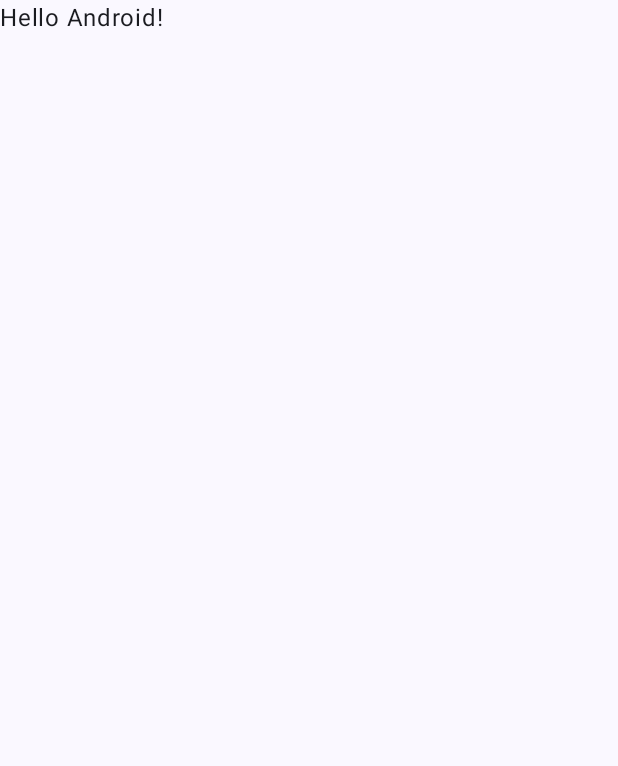
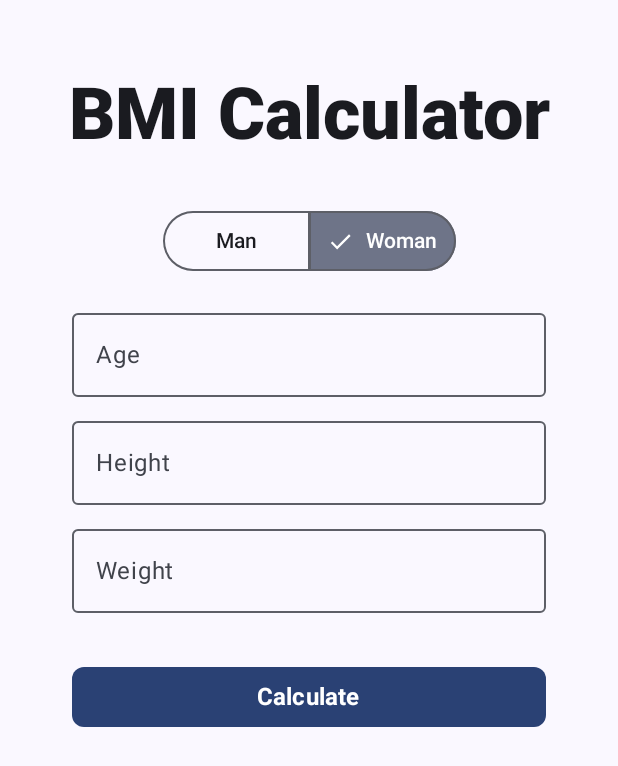
Before and after one commit to m1k1saur1o/android-bootcamp, an Android app built with Jetpack Compose: the screen it shows after launch (MainActivity), on a phone screen of 412 x 824 dp. Before the commit the part shown is almost empty. Shown: the top 766 px of the screen. Run offline under Robolectric (Android 15) with nearby library versions, the phone set to English and light mode, and no system bars.

Commit message:
Ninth activity in module 5

```diff
--- a/app/build.gradle.kts
+++ b/app/build.gradle.kts
@@ -50,7 +50,7 @@ android {
 }
 
 dependencies {
-
+    implementation(libs.androidx.lifecycle.viewmodel.compose)
     implementation(libs.androidx.core.ktx)
     implementation(libs.androidx.lifecycle.runtime.ktx)
     implementation(libs.androidx.activity.compose)
--- a/app/src/main/java/cl/bootcamp/bootcampproject/MainActivity.kt
+++ b/app/src/main/java/cl/bootcamp/bootcampproject/MainActivity.kt
@@ -4,44 +4,31 @@ import android.os.Bundle
 import androidx.activity.ComponentActivity
 import androidx.activity.compose.setContent
 import androidx.activity.enableEdgeToEdge
+import androidx.activity.viewModels
 import androidx.compose.foundation.layout.fillMaxSize
 import androidx.compose.foundation.layout.padding
 import androidx.compose.material3.Scaffold
-import androidx.compose.material3.Text
-import androidx.compose.runtime.Composable
 import androidx.compose.ui.Modifier
-import androidx.compose.ui.tooling.preview.Preview
 import cl.bootcamp.bootcampproject.ui.theme.BootcampProjectTheme
+import cl.bootcamp.bootcampproject.viewModels.CalculatorViewModel
+import cl.bootcamp.bootcampproject.views.CalculatorView
 
 class MainActivity : ComponentActivity() {
     override fun onCreate(savedInstanceState: Bundle?) {
         super.onCreate(savedInstanceState)
         enableEdgeToEdge()
+
+        val calculatorModel: CalculatorViewModel by viewModels()
+
         setContent {
             BootcampProjectTheme {
                 Scaffold(modifier = Modifier.fillMaxSize()) { innerPadding ->
-                    Greeting(
-                        name = "Android",
-                        modifier = Modifier.padding(innerPadding)
+                    CalculatorView(
+                        modifier = Modifier.padding(innerPadding),
+                        viewModel = calculatorModel
                     )
                 }
             }
         }
     }
 }
-
-@Composable
-fun Greeting(name: String, modifier: Modifier = Modifier) {
-    Text(
-        text = "Hello $name!",
-        modifier = modifier
-    )
-}
-
-@Preview(showBackground = true)
-@Composable
-fun GreetingPreview() {
-    BootcampProjectTheme {
-        Greeting("Android")
-    }
-}
--- /dev/null
+++ b/app/src/main/java/cl/bootcamp/bootcampproject/components/BodyComponents.kt
@@ -0,0 +1,69 @@
+package cl.bootcamp.bootcampproject.components
+
+import androidx.compose.foundation.layout.fillMaxWidth
+import androidx.compose.foundation.layout.padding
+import androidx.compose.foundation.shape.RoundedCornerShape
+import androidx.compose.material3.Button
+import androidx.compose.material3.OutlinedTextField
+import androidx.compose.material3.Text
+import androidx.compose.runtime.Composable
+import androidx.compose.ui.Modifier
+import androidx.compose.ui.text.TextStyle
+import androidx.compose.ui.text.font.FontWeight
+import androidx.compose.ui.text.style.TextAlign
+import androidx.compose.ui.unit.dp
+import androidx.compose.ui.unit.sp
+
+
+@Composable
+fun InputTextField(
+    value: String,
+    onValueChange: (String) -> Unit,
+    label: String
+) {
+    OutlinedTextField(
+        value = value,
+        onValueChange = onValueChange,
+        label = { Text(text = label) },
+        modifier = Modifier
+            .fillMaxWidth()
+            .padding(horizontal = 32.dp)
+    )
+}
+
+@Composable
+fun CalculateButton(
+    text: String,
+    onClick: () -> Unit
+) {
+    Button(
+        onClick = onClick,
+        shape = RoundedCornerShape(8.dp),
+        modifier = Modifier
+            .fillMaxWidth()
+            .padding(32.dp)
+    ) {
+        Text(
+            text = text,
+            fontSize = 16.sp,
+            fontWeight = FontWeight.Bold
+        )
+    }
+}
+
+@Composable
+fun TitleText(
+    text: String
+) {
+    Text(
+        text = text,
+        modifier = Modifier
+            .fillMaxWidth()
+            .padding(horizontal = 24.dp),
+        style = TextStyle(
+            fontSize = 48.sp,
+            fontWeight = FontWeight.ExtraBold,
+            textAlign = TextAlign.Center
+        )
+    )
+}
--- /dev/null
+++ b/app/src/main/java/cl/bootcamp/bootcampproject/viewModels/CalculatorViewModel.kt
@@ -0,0 +1,37 @@
+package cl.bootcamp.bootcampproject.viewModels
+
+import androidx.compose.runtime.getValue
+import androidx.compose.runtime.mutableStateOf
+import androidx.compose.runtime.setValue
+import androidx.lifecycle.ViewModel
+
+class CalculatorViewModel: ViewModel() {
+    var age by mutableStateOf("")
+        private set
+
+    var height by mutableStateOf("")
+        private set
+
+    var weight by mutableStateOf("")
+        private set
+
+    var selectedIndex by mutableStateOf(1)
+        private set
+
+    fun onValueChangeAge(value: String) {
+        age = value
+    }
+
+    fun onValueChangeHeight(value: String) {
+        height = value
+    }
+
+    fun onValueChangeWeight(value: String) {
+        weight = value
+    }
+
+    fun changeSelected(index: Int) {
+        selectedIndex = index
+    }
+
+}
--- /dev/null
+++ b/app/src/main/java/cl/bootcamp/bootcampproject/views/CalculatorView.kt
@@ -0,0 +1,114 @@
+package cl.bootcamp.bootcampproject.views
+
+import androidx.compose.foundation.layout.Arrangement
+import androidx.compose.foundation.layout.Column
+import androidx.compose.foundation.layout.PaddingValues
+import androidx.compose.foundation.layout.Spacer
+import androidx.compose.foundation.layout.fillMaxSize
+import androidx.compose.foundation.layout.height
+import androidx.compose.foundation.layout.padding
+import androidx.compose.material3.ExperimentalMaterial3Api
+import androidx.compose.material3.Scaffold
+import androidx.compose.material3.SegmentedButton
+import androidx.compose.material3.SegmentedButtonDefaults
+import androidx.compose.material3.SingleChoiceSegmentedButtonRow
+import androidx.compose.material3.Text
+import androidx.compose.runtime.Composable
+import androidx.compose.ui.Alignment
+import androidx.compose.ui.Modifier
+import androidx.compose.ui.unit.dp
+import cl.bootcamp.bootcampproject.components.CalculateButton
+import cl.bootcamp.bootcampproject.components.InputTextField
+import cl.bootcamp.bootcampproject.components.TitleText
+import cl.bootcamp.bootcampproject.viewModels.CalculatorViewModel
+
+
+@OptIn(ExperimentalMaterial3Api::class)
+@Composable
+fun CalculatorView(
+    modifier: Modifier,
+    viewModel: CalculatorViewModel
+) {
+    Scaffold()
+    {
+        ContentCalculatorView(it, viewModel)
+    }
+}
+
+@OptIn(ExperimentalMaterial3Api::class)
+@Composable
+fun ContentCalculatorView(
+    paddingValues: PaddingValues,
+    viewModel: CalculatorViewModel
+) {
+
+    val options: List<String> = listOf("Man", "Woman")
+
+    Column(
+        modifier = Modifier
+            .padding(paddingValues)
+            .padding(16.dp)
+            .padding(top = 32.dp)
+            .fillMaxSize(),
+        horizontalAlignment = Alignment.CenterHorizontally,
+        verticalArrangement = Arrangement.Top
+    ) {
+        TitleText(
+            text = "BMI Calculator"
+        )
+
+        Spacer(
+            modifier =  Modifier.height(32.dp)
+        )
+
+        SingleChoiceSegmentedButtonRow {
+            options.forEachIndexed { i, label ->
+                SegmentedButton(
+                    selected = i == viewModel.selectedIndex,
+                    onClick = {viewModel.changeSelected(i)},
+                    shape = SegmentedButtonDefaults.itemShape(
+                        index = i,
+                        count = options.size
+                    )
+                ) {
+                    Text(text = label)
+                }
+            }
+        }
+
+        Spacer(
+            modifier =  Modifier.height(16.dp)
+        )
+
+        InputTextField(
+            value = viewModel.age,
+            onValueChange = {viewModel.onValueChangeAge(it)},
+            label = "Age"
+        )
+
+        Spacer(
+            modifier =  Modifier.height(8.dp)
+        )
+
+        InputTextField(
+            value = viewModel.height,
+            onValueChange = {viewModel.onValueChangeHeight(it)},
+            label = "Height"
+        )
+
+        Spacer(
+            modifier =  Modifier.height(8.dp)
+        )
+
+        InputTextField(
+            value = viewModel.weight,
+            onValueChange = {viewModel.onValueChangeWeight(it)},
+            label = "Weight"
+        )
+
+        CalculateButton(
+            text = "Calculate"
+        ) {}
+
+    }
+}
--- a/gradle/libs.versions.toml
+++ b/gradle/libs.versions.toml
@@ -8,9 +8,11 @@ espressoCore = "3.6.1"
 lifecycleRuntimeKtx = "2.8.4"
 activityCompose = "1.9.1"
 composeBom = "2024.04.01"
+lifecycleViewmodelCompose = "2.8.5"
 
 [libraries]
 androidx-core-ktx = { group = "androidx.core", name = "core-ktx", version.ref = "coreKtx" }
+androidx-lifecycle-viewmodel-compose = { module = "androidx.lifecycle:lifecycle-viewmodel-compose", version.ref = "lifecycleViewmodelCompose" }
 junit = { group = "junit", name = "junit", version.ref = "junit" }
 androidx-junit = { group = "androidx.test.ext", name = "junit", version.ref = "junitVersion" }
 androidx-espresso-core = { group = "androidx.test.espresso", name = "espresso-core", version.ref = "espressoCore" }
```
